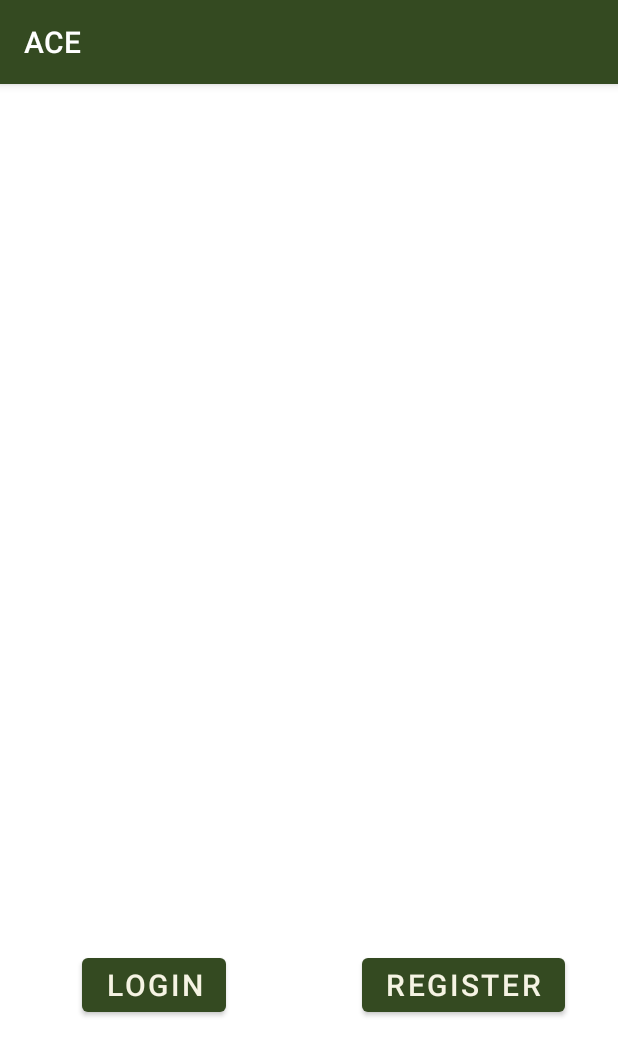
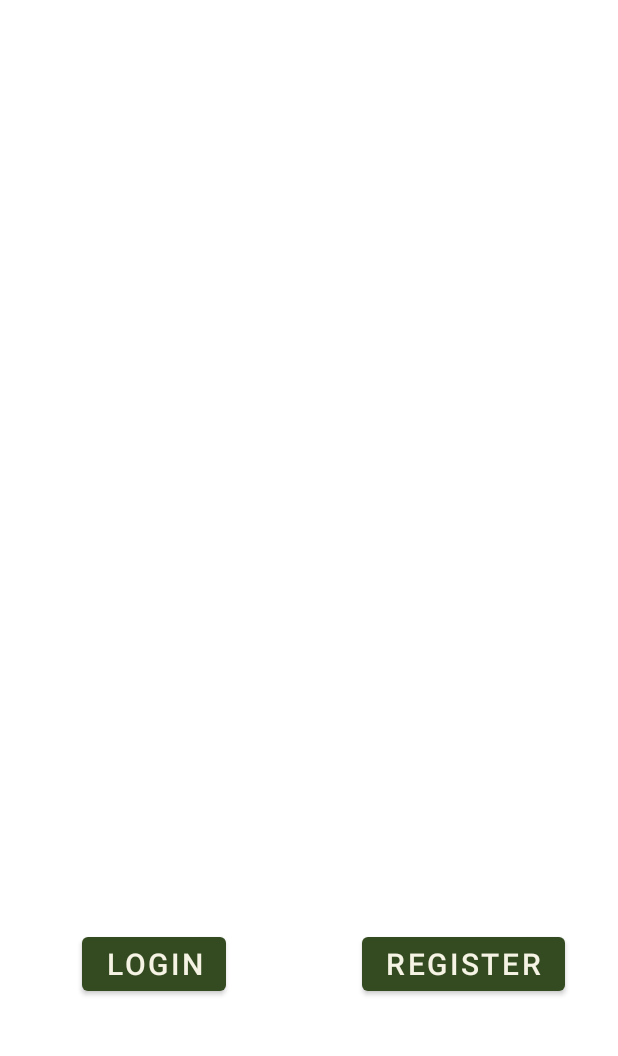
Before and after one commit to jasonYeloooooo/ACE, an Android app: the screen it shows after launch (MainActivity), on a phone screen of 412 x 824 dp. Shown: the top 1056 px of the screen. Run offline under Robolectric (Android 15) with nearby library versions, the phone set to English and light mode, and no system bars.

Commit message:
update navigation bar

```diff
--- a/app/src/main/java/com/example/ace/Login.java
+++ b/app/src/main/java/com/example/ace/Login.java
@@ -33,7 +33,10 @@ public class Login extends AppCompatActivity {
         loginBtn.setOnClickListener(new View.OnClickListener() {
             @Override
             public void onClick(View view) {
-                loginUserAccount();
+
+                Intent intent=new Intent(Login.this,SecondActivity.class);
+                startActivity(intent);
+                //loginUserAccount();
             }
         });
         mAuth = FirebaseAuth.getInstance();
--- a/app/src/main/res/values/themes.xml
+++ b/app/src/main/res/values/themes.xml
@@ -11,7 +11,7 @@
 
 <resources xmlns:tools="http://schemas.android.com/tools">
     <!-- Base application theme. -->
-    <style name="Theme.ACE" parent="Theme.MaterialComponents.DayNight.DarkActionBar">
+    <style name="Theme.ACE" parent="Theme.MaterialComponents.DayNight.NoActionBar">
         <!-- Primary brand color. -->
         <item name="colorPrimary">@color/dark_green_1</item>
         <item name="colorPrimaryVariant">@color/dark_green_1</item>
```
